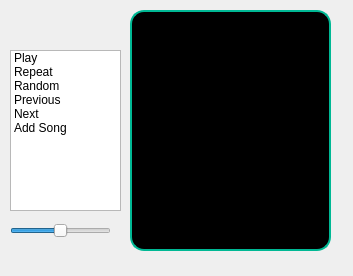
Qt form widget.ui (dwvwdv/Peaceful) before a commit.
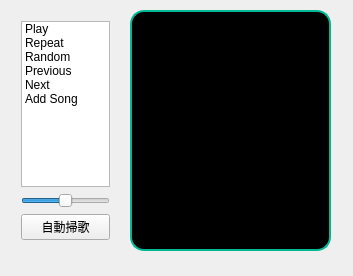
The same form after that commit.

Commit message: 自動搜索本地歌曲完成，上一首、下一首完成

Diff of the .ui file:
```diff
--- a/widget.ui
+++ b/widget.ui
@@ -37,15 +37,18 @@
 	background-color: #000000;</string>
    </property>
   </widget>
-  <widget class="QListWidget" name="ControlList">
+  <widget class="QWidget" name="">
    <property name="geometry">
     <rect>
      <x>10</x>
-     <y>50</y>
+     <y>10</y>
      <width>111</width>
-     <height>161</height>
+     <height>241</height>
     </rect>
    </property>
+   <layout class="QVBoxLayout" name="verticalLayout">
+    <item>
+     <widget class="QListWidget" name="ControlList">
    <property name="styleSheet">
     <string notr="true"/>
    </property>
@@ -80,15 +83,9 @@
     </property>
    </item>
   </widget>
+    </item>
+    <item>
   <widget class="QSlider" name="SoundSize">
-   <property name="geometry">
-    <rect>
-     <x>10</x>
-     <y>220</y>
-     <width>101</width>
-     <height>21</height>
-    </rect>
-   </property>
    <property name="maximum">
     <number>100</number>
    </property>
@@ -98,6 +95,16 @@
    <property name="orientation">
     <enum>Qt::Horizontal</enum>
    </property>
+     </widget>
+    </item>
+    <item>
+     <widget class="QPushButton" name="Auto_Add">
+      <property name="text">
+       <string>自動掃歌</string>
+      </property>
+     </widget>
+    </item>
+   </layout>
   </widget>
  </widget>
  <layoutdefault spacing="6" margin="11"/>
```
Lines whose indentation alone changed are shown as unchanged. The commit also changes 3 other files.
